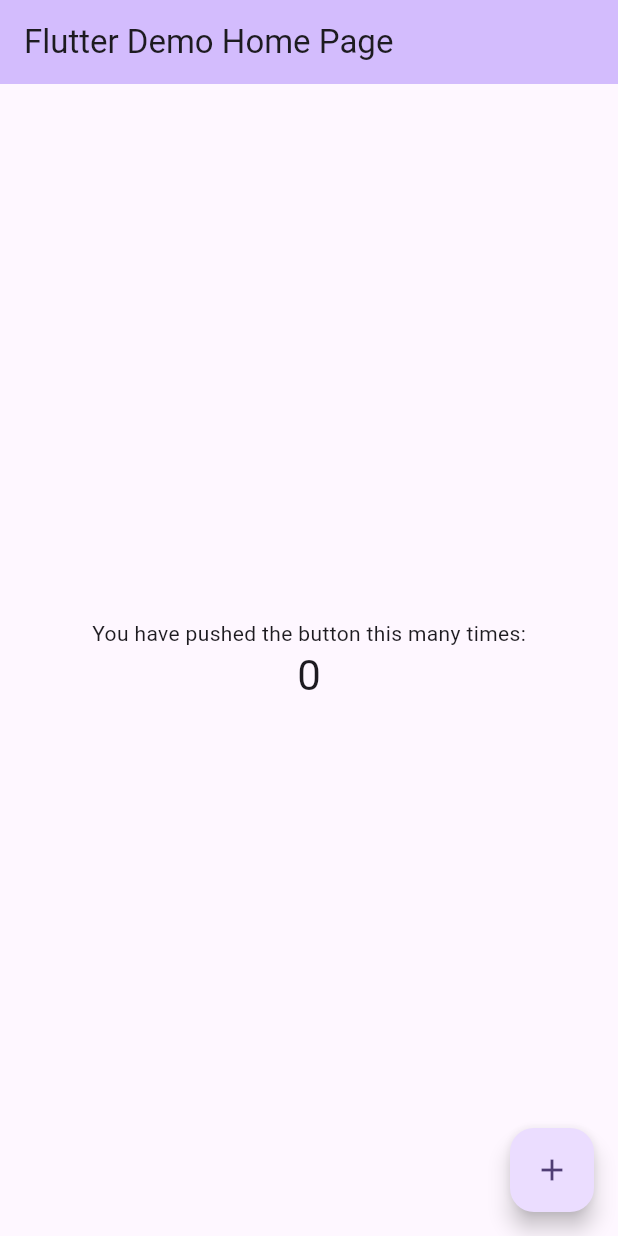
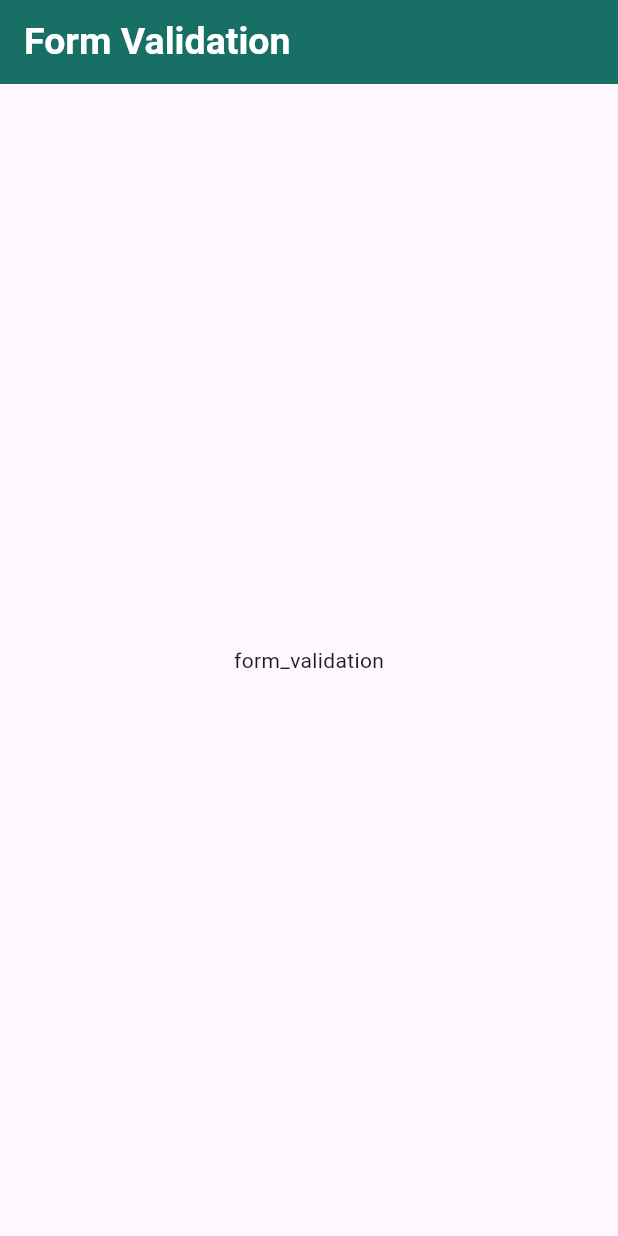
Before and after one commit to alhasann351/form_validation, a Flutter app: the screen it shows after launch, on a phone screen of 412 x 824 dp. Run offline on Flutter 3.47's test engine with Material 3 defaults, Android fonts, the phone set to English and light mode, and no system bars.

Commit message:
appbar added

```diff
--- a/lib/main.dart
+++ b/lib/main.dart
@@ -12,113 +12,37 @@ class MyApp extends StatelessWidget {
     return MaterialApp(
       debugShowCheckedModeBanner: false,
       theme: ThemeData(
-        // This is the theme of your application.
-        //
-        // TRY THIS: Try running your application with "flutter run". You'll see
-        // the application has a purple toolbar. Then, without quitting the app,
-        // try changing the seedColor in the colorScheme below to Colors.green
-        // and then invoke "hot reload" (save your changes or press the "hot
-        // reload" button in a Flutter-supported IDE, or press "r" if you used
-        // the command line to start the app).
-        //
-        // Notice that the counter didn't reset back to zero; the application
-        // state is not lost during the reload. To reset the state, use hot
-        // restart instead.
-        //
-        // This works for code too, not just values: Most code changes can be
-        // tested with just a hot reload.
-        colorScheme: ColorScheme.fromSeed(seedColor: Colors.deepPurple),
-        useMaterial3: true,
+        primaryColor: const Color(0xFF186F65),
       ),
-      home: const MyHomePage(title: 'Flutter Demo Home Page'),
+      home: const MyHomePage(),
     );
   }
 }
 
 class MyHomePage extends StatefulWidget {
-  const MyHomePage({super.key, required this.title});
-
-  // This widget is the home page of your application. It is stateful, meaning
-  // that it has a State object (defined below) that contains fields that affect
-  // how it looks.
-
-  // This class is the configuration for the state. It holds the values (in this
-  // case the title) provided by the parent (in this case the App widget) and
-  // used by the build method of the State. Fields in a Widget subclass are
-  // always marked "final".
-
-  final String title;
+  const MyHomePage({super.key});
 
   @override
   State<MyHomePage> createState() => _MyHomePageState();
 }
 
 class _MyHomePageState extends State<MyHomePage> {
-  int _counter = 0;
-
-  void _incrementCounter() {
-    setState(() {
-      // This call to setState tells the Flutter framework that something has
-      // changed in this State, which causes it to rerun the build method below
-      // so that the display can reflect the updated values. If we changed
-      // _counter without calling setState(), then the build method would not be
-      // called again, and so nothing would appear to happen.
-      _counter++;
-    });
-  }
-
   @override
   Widget build(BuildContext context) {
-    // This method is rerun every time setState is called, for instance as done
-    // by the _incrementCounter method above.
-    //
-    // The Flutter framework has been optimized to make rerunning build methods
-    // fast, so that you can just rebuild anything that needs updating rather
-    // than having to individually change instances of widgets.
     return Scaffold(
       appBar: AppBar(
-        // TRY THIS: Try changing the color here to a specific color (to
-        // Colors.amber, perhaps?) and trigger a hot reload to see the AppBar
-        // change color while the other colors stay the same.
-        backgroundColor: Theme.of(context).colorScheme.inversePrimary,
-        // Here we take the value from the MyHomePage object that was created by
-        // the App.build method, and use it to set our appbar title.
-        title: Text(widget.title),
-      ),
-      body: Center(
-        // Center is a layout widget. It takes a single child and positions it
-        // in the middle of the parent.
-        child: Column(
-          // Column is also a layout widget. It takes a list of children and
-          // arranges them vertically. By default, it sizes itself to fit its
-          // children horizontally, and tries to be as tall as its parent.
-          //
-          // Column has various properties to control how it sizes itself and
-          // how it positions its children. Here we use mainAxisAlignment to
-          // center the children vertically; the main axis here is the vertical
-          // axis because Columns are vertical (the cross axis would be
-          // horizontal).
-          //
-          // TRY THIS: Invoke "debug painting" (choose the "Toggle Debug Paint"
-          // action in the IDE, or press "p" in the console), to see the
-          // wireframe for each widget.
-          mainAxisAlignment: MainAxisAlignment.center,
-          children: <Widget>[
-            const Text(
-              'You have pushed the button this many times:',
-            ),
-            Text(
-              '$_counter',
-              style: Theme.of(context).textTheme.headlineMedium,
-            ),
-          ],
+        backgroundColor: Theme.of(context).primaryColor,
+        title: const Text(
+          'Form Validation',
+          style: TextStyle(
+            fontWeight: FontWeight.bold,
+            fontSize: 25,
+            color: Colors.white,
+          ),
         ),
       ),
-      floatingActionButton: FloatingActionButton(
-        onPressed: _incrementCounter,
-        tooltip: 'Increment',
-        child: const Icon(Icons.add),
-      ), // This trailing comma makes auto-formatting nicer for build methods.
+      body: const Center(
+        child: Text('form_validation'),),
     );
   }
 }
```
